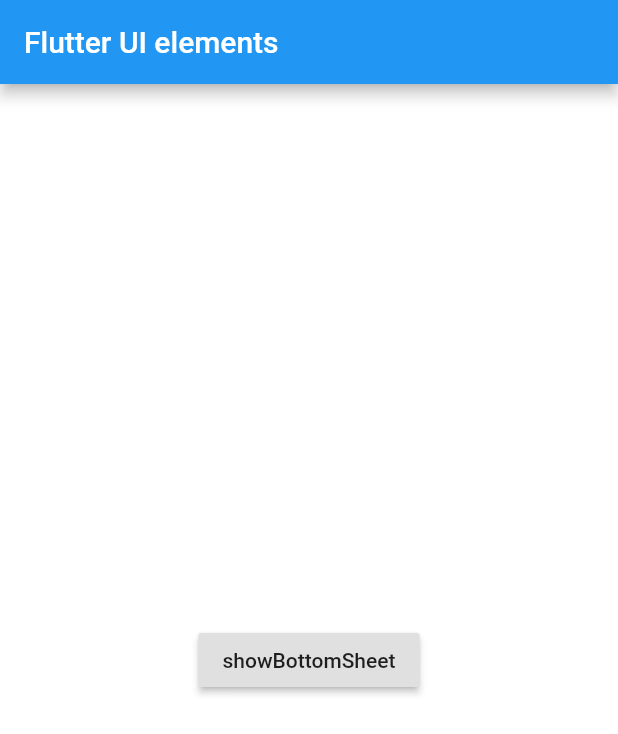
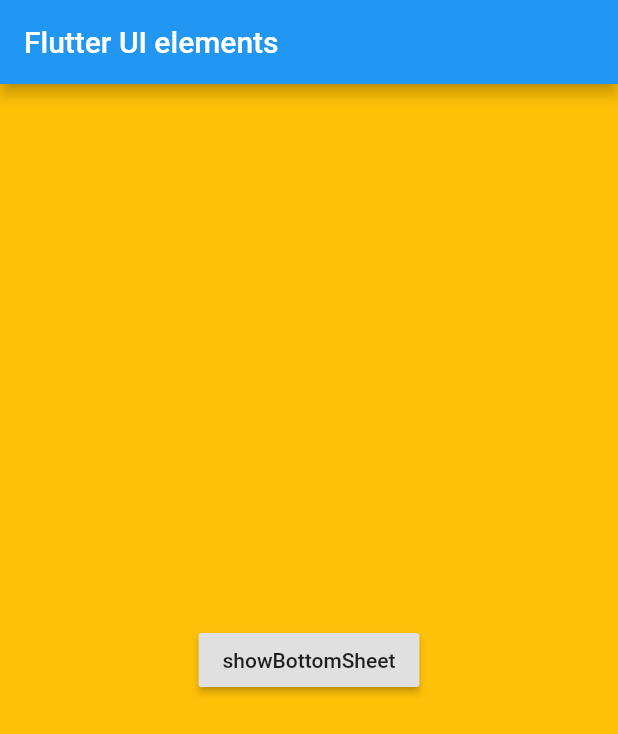
Before and after one commit to happy-san/flutter_tinker, a Flutter app: the screen it shows after launch, on a phone screen of 412 x 824 dp. Shown: the top 734 px of the screen. Run offline on Flutter 3.47's test engine with Material 2 defaults, Android fonts, the phone set to English and light mode, and no system bars; our stand-ins replace shared_preferences; missing offline and left inert: android_alarm_manager.

Commit message:
set canvasColor to transparent

```diff
--- a/ui/lib/main.dart
+++ b/ui/lib/main.dart
@@ -15,7 +15,8 @@ class MyApp extends StatelessWidget {
       theme: ThemeData(
         primarySwatch: Colors.blue,
         visualDensity: VisualDensity.adaptivePlatformDensity,
-        scaffoldBackgroundColor: Colors.white,
+        scaffoldBackgroundColor: Colors.amber,
+        canvasColor: Colors.transparent,
       ),
       home: MyHomePage(title: 'Flutter UI elements'),
     );
```
Also changed, not shown: ui/lib/widgets/bottom_sheet_button.dart (+5 -3 lines).
